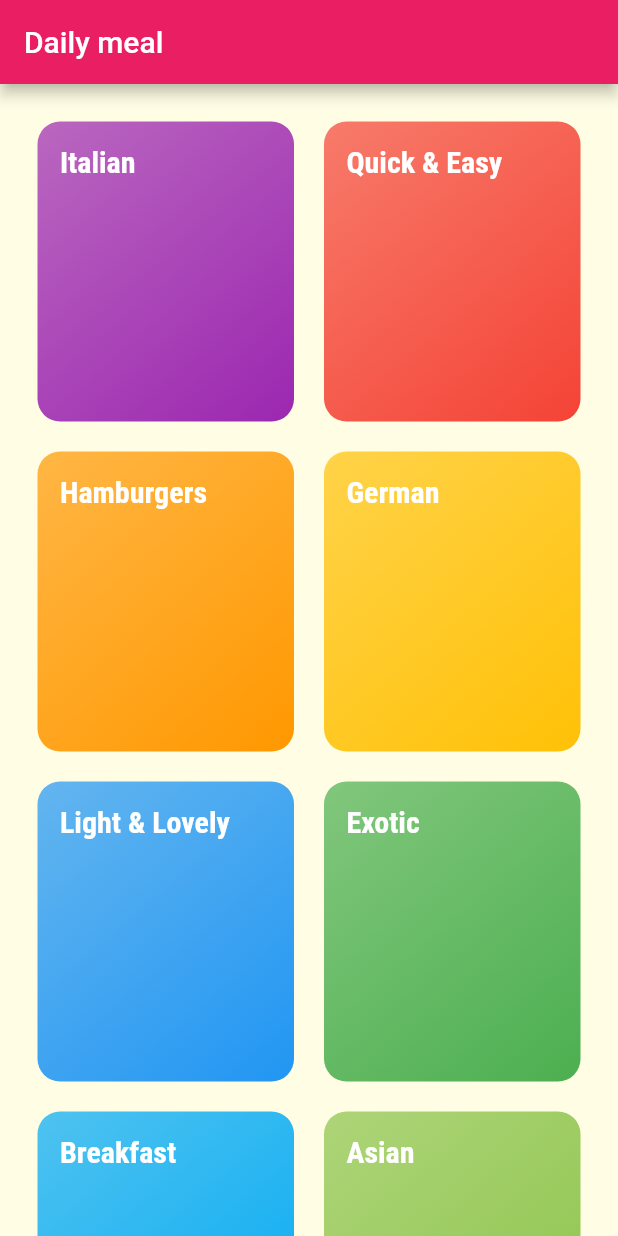
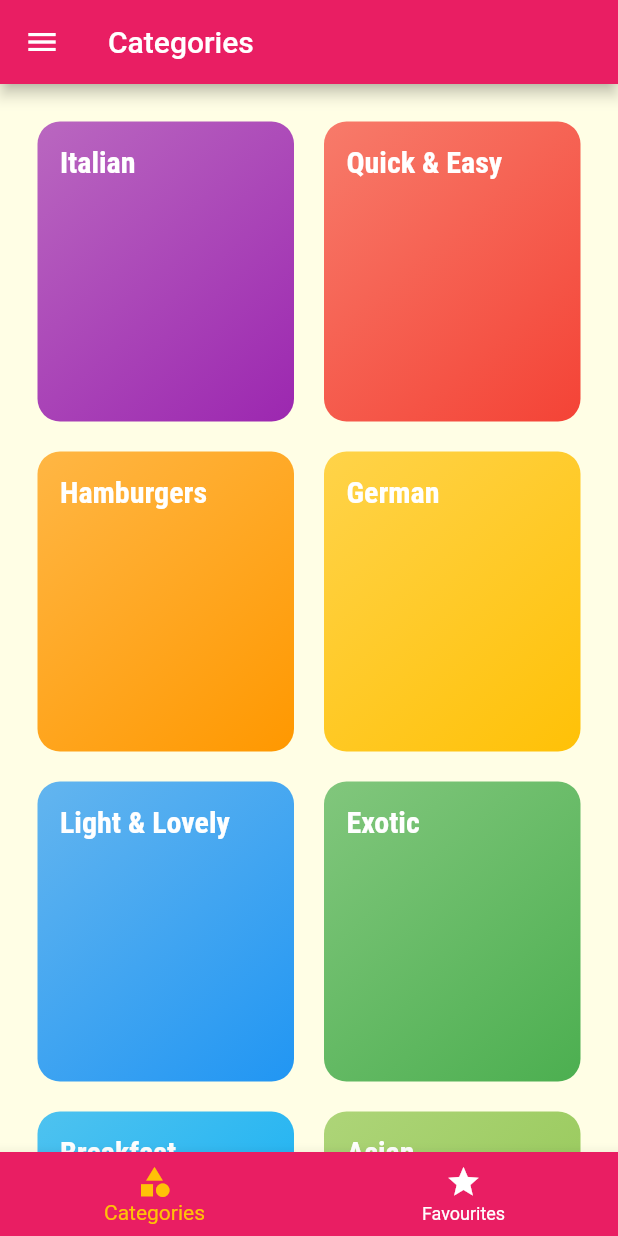
Before and after one commit to KyrolosMagdy/meals-app-training-flutter, a Flutter app: the screen it shows after launch, on a phone screen of 412 x 824 dp. Run offline on Flutter 3.47's test engine with Material 2 defaults, Android fonts, the phone set to English and light mode, and no system bars.

Commit message:
ading tabs screen, dividing the app, finishing most jobs regarding navigations

```diff
--- a/lib/main.dart
+++ b/lib/main.dart
@@ -1,7 +1,8 @@
 import 'package:flutter/material.dart';
 
-import './screens/categories_screen.dart';
+import './screens/tabs_screen.dart';
 import './screens/category_meal_screen.dart';
+import './screens/meal_detail_screen.dart';
 
 void main() {
   runApp(const MyApp());
@@ -33,12 +34,22 @@ class MyApp extends StatelessWidget {
             fontSize: 20,
             fontFamily: 'RobotoCondensed',
             fontWeight: FontWeight.bold,
-            )),
+          ),
+          titleSmall: typeTheme.titleMedium?.copyWith(
+            fontSize: 20,
+            fontFamily: 'RobotoCondensed',
+            fontWeight: FontWeight.bold,
+            color: Colors.black,
+          ),
+        ),
       ),
       routes: {
-        '/': (ctx) => const CategoriesScreen(),
-        CategoryMealScreen.routeName: (ctx) => const CategoryMealScreen()
+        '/': (ctx) => const TabsScreen(),
+        CategoryMealScreen.routeName: (ctx) => const CategoryMealScreen(),
+        MealDetailScreen.routeName: (ctx) => const MealDetailScreen(),
       },
+      onUnknownRoute: ((settings) => MaterialPageRoute(
+          builder: ((context) => const CategoryMealScreen()))),
     );
   }
 }
--- /dev/null
+++ b/lib/models/screen.dart
@@ -0,0 +1,10 @@
+import 'package:flutter/material.dart';
+
+class Screen {
+  const Screen({
+    required this.page,
+    required this.title,
+  });
+  final Widget page;
+  final String title;
+}
--- a/lib/screens/categories_screen.dart
+++ b/lib/screens/categories_screen.dart
@@ -8,13 +8,7 @@ class CategoriesScreen extends StatelessWidget {
 
   @override
   Widget build(BuildContext context) {
-    return Scaffold(
-      appBar: AppBar(
-        title: const Text(
-          'Daily meal',
-        ),
-      ),
-      body: GridView(
+    return GridView(
       padding: const EdgeInsets.all(25),
       gridDelegate: const SliverGridDelegateWithFixedCrossAxisCount(
         mainAxisExtent: 200,
@@ -27,7 +21,6 @@ class CategoriesScreen extends StatelessWidget {
           .map((cateData) => CategoryItem(
               color: cateData.color, title: cateData.title, id: cateData.id))
           .toList(),
-      ),
     );
   }
 }
--- a/lib/screens/category_meal_screen.dart
+++ b/lib/screens/category_meal_screen.dart
@@ -26,6 +26,7 @@ class CategoryMealScreen extends StatelessWidget {
         body: ListView.builder(
           itemBuilder: (ctx, index) {
             return MealItem(
+                id: categroyMeals[index].id,
                 title: categroyMeals[index].title,
                 imageUrl: categroyMeals[index].imageUrl,
                 duration: categroyMeals[index].duration,
--- /dev/null
+++ b/lib/screens/tabs_screen.dart
@@ -0,0 +1,67 @@
+import 'package:flutter/material.dart';
+
+import '../models/screen.dart';
+
+import './categories_screen.dart';
+import './favourites_screen.dart';
+
+class TabsScreen extends StatefulWidget {
+  const TabsScreen({Key? key}) : super(key: key);
+
+  @override
+  State<TabsScreen> createState() => _TabsScreenState();
+}
+
+class _TabsScreenState extends State<TabsScreen> {
+  final List<Screen> _pages = [
+    const Screen(
+      page: CategoriesScreen(),
+      title: 'Categories',
+    ),
+    const Screen(
+      page: FavouritesScreen(),
+      title: 'Favourite',
+    ),
+  ];
+
+  int _selectedPageIndex = 0;
+
+  void _selectPage(int index) {
+    setState(() {
+      _selectedPageIndex = index;
+    });
+  }
+
+  @override
+  Widget build(BuildContext context) {
+    return Scaffold(
+      appBar: AppBar(
+        title: Text(_pages[_selectedPageIndex].title),
+      ),
+      drawer: const Drawer(
+        child: Text('The Drawer'),
+      ),
+      body: _pages[_selectedPageIndex].page,
+      bottomNavigationBar: BottomNavigationBar(
+        onTap: _selectPage,
+        backgroundColor: Theme.of(context).colorScheme.primary,
+        unselectedItemColor: Colors.white,
+        currentIndex: _selectedPageIndex,
+        // type: BottomNavigationBarType.fixed,
+        selectedItemColor: Theme.of(context).colorScheme.secondary,
+        items: [
+          BottomNavigationBarItem(
+            backgroundColor: Theme.of(context).colorScheme.primary,
+            icon: const Icon(Icons.category),
+            label: 'Categories',
+          ),
+          BottomNavigationBarItem(
+            backgroundColor: Theme.of(context).colorScheme.primary,
+            icon: const Icon(Icons.star),
+            label: 'Favourites',
+          ),
+        ],
+      ),
+    );
+  }
+}
```
Also changed, not shown: lib/screens/favourites_screen.dart (added, +15 -0 lines), lib/screens/meal_detail_screen.dart (added, +96 -0 lines), lib/widgets/meal_item.dart (+85 -8 lines). Lines whose indentation alone changed are shown as unchanged.
